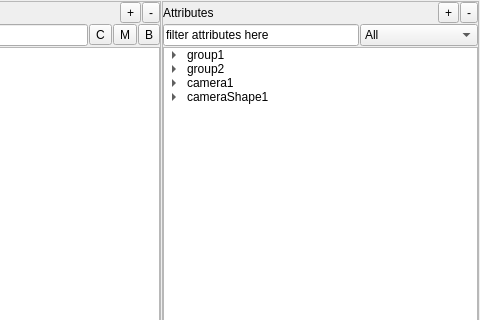
This is design/ui/mmSolver.ui in david-cattermole/mayaMatchMoveSolver as Qt 5 draws it before an edit; both pictures show x 158 to 638 and y 0 to 320 of the 638 by 556 pixel window. The edited form follows.
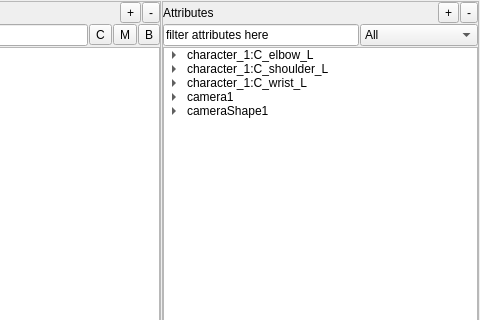
This is the edited form.

Commit message: Added image. Updated with character arm example attributes.

Diff of the .ui file:
```diff
--- a/design/ui/mmSolver.ui
+++ b/design/ui/mmSolver.ui
@@ -318,17 +318,7 @@
             </column>
             <item>
              <property name="text">
-              <string>group1</string>
-             </property>
-             <item>
-              <property name="text">
-               <string>translateX</string>
-              </property>
-             </item>
-            </item>
-            <item>
-             <property name="text">
-              <string>group2</string>
+              <string>character_1:C_elbow_L</string>
              </property>
              <item>
               <property name="text">
@@ -336,6 +326,26 @@
               </property>
              </item>
             </item>
+            <item>
+             <property name="text">
+              <string>character_1:C_shoulder_L</string>
+             </property>
+             <item>
+              <property name="text">
+               <string>rotateX</string>
+              </property>
+             </item>
+            </item>
+            <item>
+             <property name="text">
+              <string>character_1:C_wrist_L</string>
+             </property>
+             <item>
+              <property name="text">
+               <string>rotateX</string>
+              </property>
+             </item>
+            </item>
             <item>
              <property name="text">
               <string>camera1</string>
```
The commit also changes 1 other file.
